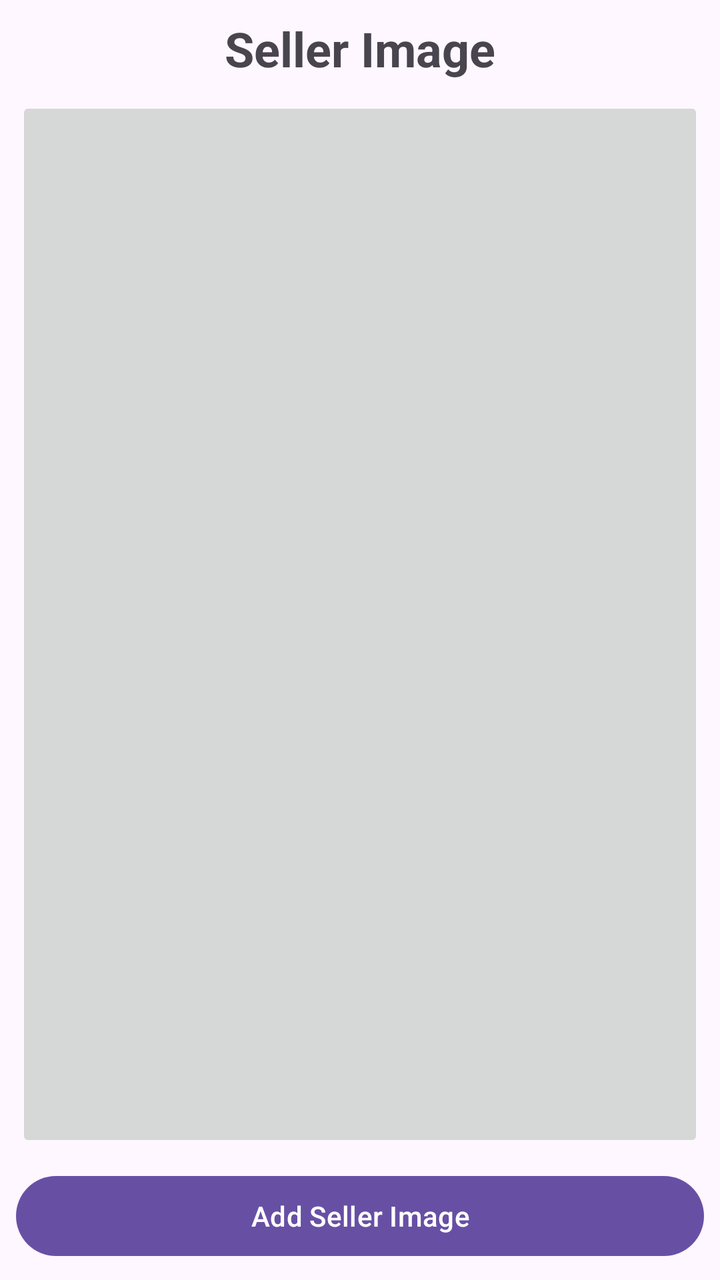
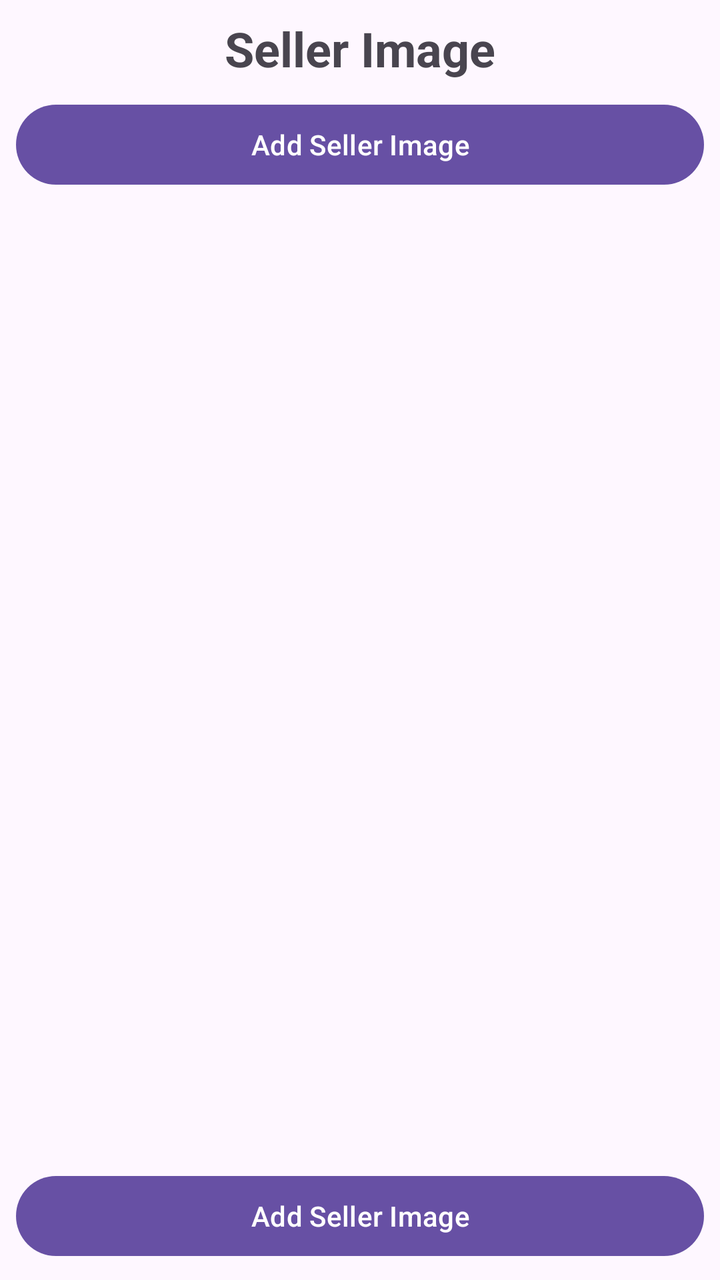

The first picture is an Android layout as it rendered before a commit; the second is the same layout after the commit. The layout source and the unified diff follow.
<!-- AndroidManifest.xml: application theme Theme.BooksForMeSeller -->
<!-- res/layout/activity_sign_up_image.xml -->
<?xml version="1.0" encoding="utf-8"?>
<androidx.constraintlayout.widget.ConstraintLayout xmlns:android="http://schemas.android.com/apk/res/android"
    xmlns:app="http://schemas.android.com/apk/res-auto"
    xmlns:tools="http://schemas.android.com/tools"
    android:id="@+id/main"
    android:layout_width="match_parent"
    android:layout_height="match_parent"
    tools:context=".activity.signup.SignUpImageActivity">

    <TextView
        android:id="@+id/sellerImageTitle"
        android:layout_width="match_parent"
        android:layout_height="wrap_content"
        android:layout_margin="8dp"
        android:layout_marginTop="124dp"
        android:text="@string/sign_up_image_page_text"
        android:textAlignment="center"
        android:textSize="24sp"
        android:textStyle="bold"
        app:layout_constraintEnd_toEndOf="parent"
        app:layout_constraintStart_toStartOf="parent"
        app:layout_constraintTop_toTopOf="parent" />

    <ImageButton
        android:id="@+id/sellerImageButton"
        android:layout_width="0dp"
        android:layout_height="0dp"
        android:layout_margin="8dp"
        app:layout_constraintBottom_toTopOf="@+id/btnSignUpBrDetails"
        app:layout_constraintEnd_toEndOf="parent"
        app:layout_constraintStart_toStartOf="parent"
        app:layout_constraintTop_toBottomOf="@+id/sellerImageTitle" />

    <Button
        android:id="@+id/btnSignUpBrDetails"
        android:layout_width="match_parent"
        android:layout_height="wrap_content"
        android:layout_margin="8dp"
        android:layout_marginEnd="8dp"
        android:text="@string/sign_up_image_button"
        app:layout_constraintBottom_toBottomOf="parent"
        app:layout_constraintEnd_toEndOf="parent"
        app:layout_constraintHorizontal_bias="1.0"
        app:layout_constraintStart_toStartOf="parent" />
</androidx.constraintlayout.widget.ConstraintLayout>
<!-- resources referenced by this layout -->
<resources>
  <string name="sign_up_image_button">Add Seller Image</string>
  <string name="sign_up_image_page_text">Seller Image</string>
  <style name="Theme.BooksForMeSeller" parent="Base.Theme.BooksForMeSeller" />
  <style name="Base.Theme.BooksForMeSeller" parent="Theme.Material3.DayNight.NoActionBar">
          
          
      </style>
</resources>

<!-- the commit's change to res/layout/activity_sign_up_image.xml (unified diff, before → after) -->
@@ -21,15 +21,23 @@
         app:layout_constraintStart_toStartOf="parent"
         app:layout_constraintTop_toTopOf="parent" />
 
-    <ImageButton
+    <Button
         android:id="@+id/sellerImageButton"
-        android:layout_width="0dp"
+        android:layout_width="match_parent"
+        android:layout_height="wrap_content"
+        android:layout_margin="8dp"
+        android:text="@string/sign_up_image_button"
+        app:layout_constraintEnd_toEndOf="parent"
+        app:layout_constraintStart_toStartOf="parent"
+        app:layout_constraintTop_toBottomOf="@+id/sellerImageTitle" />
+
+    <ImageView
+        android:id="@+id/sellerImageView"
+        android:layout_width="match_parent"
         android:layout_height="0dp"
         android:layout_margin="8dp"
         app:layout_constraintBottom_toTopOf="@+id/btnSignUpBrDetails"
-        app:layout_constraintEnd_toEndOf="parent"
-        app:layout_constraintStart_toStartOf="parent"
-        app:layout_constraintTop_toBottomOf="@+id/sellerImageTitle" />
+        app:layout_constraintTop_toBottomOf="@+id/sellerImageButton" />
 
     <Button
         android:id="@+id/btnSignUpBrDetails"
@@ -42,4 +50,15 @@
         app:layout_constraintEnd_toEndOf="parent"
         app:layout_constraintHorizontal_bias="1.0"
         app:layout_constraintStart_toStartOf="parent" />
+
+    <ProgressBar
+        android:id="@+id/signUpImageProgressBar"
+        style="?android:attr/progressBarStyle"
+        android:layout_width="wrap_content"
+        android:layout_height="wrap_content"
+        android:visibility="gone"
+        app:layout_constraintBottom_toBottomOf="parent"
+        app:layout_constraintEnd_toEndOf="parent"
+        app:layout_constraintStart_toStartOf="parent"
+        app:layout_constraintTop_toTopOf="parent" />
 </androidx.constraintlayout.widget.ConstraintLayout>
